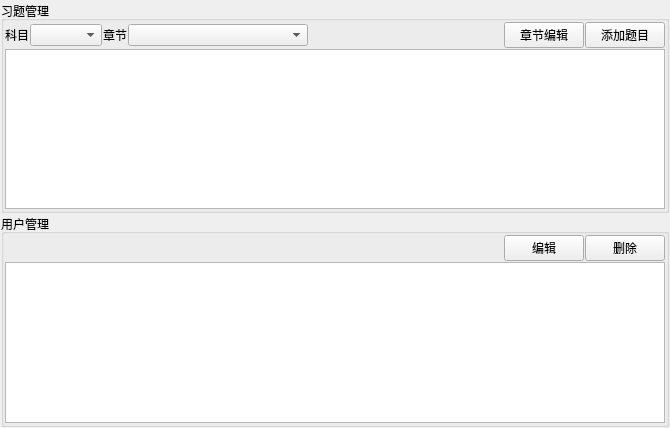
This is ui/widgetadmin.ui in JackeyLea/CPS as Qt 5 draws it before an edit. The edited form follows.
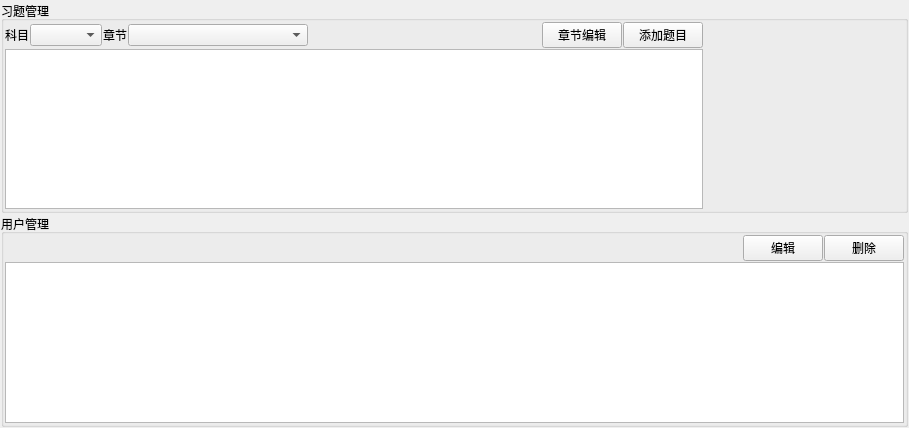
This is the edited form.

```diff
--- a/ui/widgetadmin.ui
+++ b/ui/widgetadmin.ui
@@ -6,12 +6,12 @@
    <rect>
     <x>0</x>
     <y>0</y>
-    <width>670</width>
+    <width>909</width>
     <height>428</height>
    </rect>
   </property>
   <property name="windowTitle">
-   <string>Form</string>
+   <string>管理</string>
   </property>
   <layout class="QGridLayout" name="layoutGWidget">
    <property name="leftMargin">
@@ -50,8 +50,14 @@
       <property name="spacing">
        <number>1</number>
       </property>
+      <item row="1" column="0">
+       <widget class="QTableView" name="tableViewQ"/>
+      </item>
       <item row="0" column="0">
        <layout class="QHBoxLayout" name="horizontalLayout">
+        <property name="spacing">
+         <number>1</number>
+        </property>
         <item>
          <widget class="QLabel" name="labelSubject">
           <property name="text">
@@ -108,8 +114,15 @@
         </item>
        </layout>
       </item>
-      <item row="1" column="0">
-       <widget class="QTableView" name="tableViewQ"/>
+      <item row="0" column="1" rowspan="2">
+       <widget class="QWidget" name="widget" native="true">
+        <property name="minimumSize">
+         <size>
+          <width>200</width>
+          <height>0</height>
+         </size>
+        </property>
+       </widget>
       </item>
      </layout>
     </widget>
```
